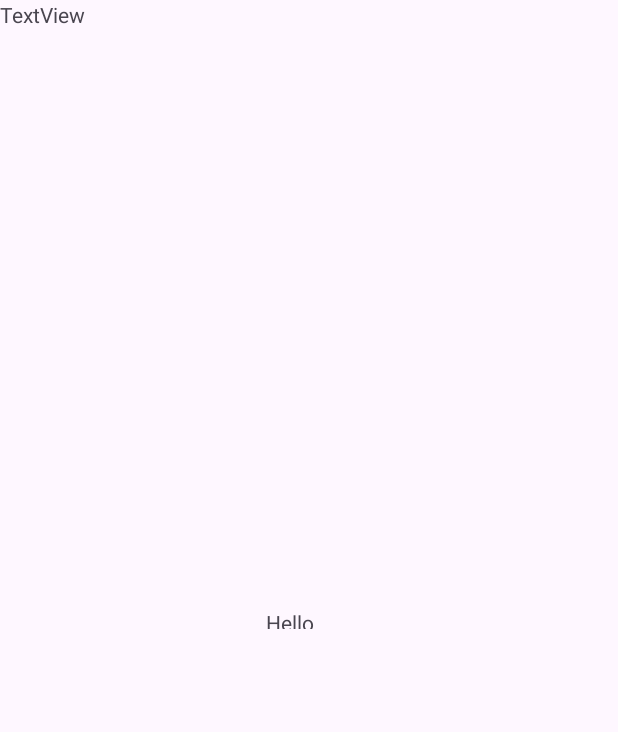
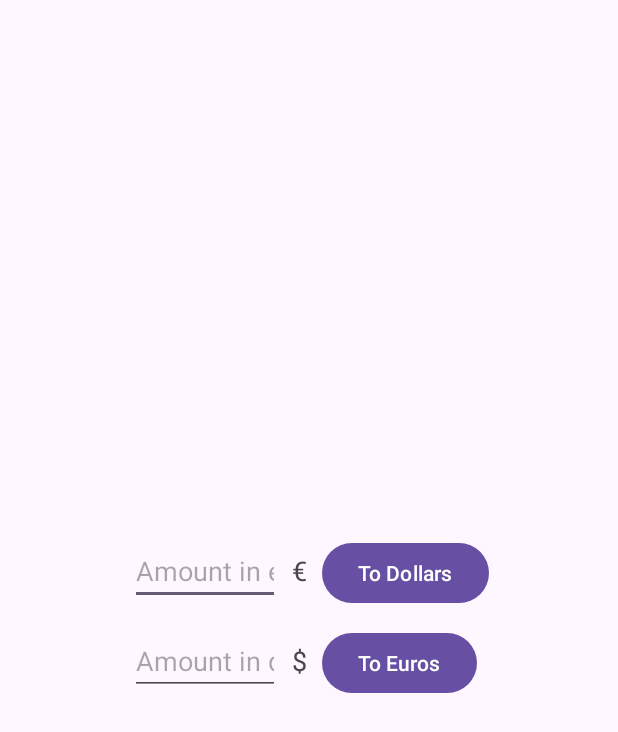
Before and after one commit to PelayoCalleja/Ing_Serv_P7_1, an Android app: the screen it shows after launch (MainActivity), on a phone screen of 412 x 824 dp. Before the commit the part shown is almost empty. Shown: the top 732 px of the screen. Run offline under Robolectric (Android 15) with nearby library versions, the phone set to English and light mode, and no system bars.

```diff
--- a/app/src/main/AndroidManifest.xml
+++ b/app/src/main/AndroidManifest.xml
@@ -1,6 +1,9 @@
 <?xml version="1.0" encoding="utf-8"?>
 <manifest xmlns:android="http://schemas.android.com/apk/res/android"
     xmlns:tools="http://schemas.android.com/tools">
+
+    <!-- Permiso necesario para que Retrofit pueda acceder a Internet -->
+    <uses-permission android:name="android.permission.INTERNET" />
 
     <application
         android:allowBackup="true"
@@ -16,7 +19,6 @@
             android:exported="true">
             <intent-filter>
                 <action android:name="android.intent.action.MAIN" />
-
                 <category android:name="android.intent.category.LAUNCHER" />
             </intent-filter>
         </activity>
--- a/app/src/main/java/es/uniovi/converter/MainActivity.kt
+++ b/app/src/main/java/es/uniovi/converter/MainActivity.kt
@@ -1,20 +1,69 @@
 package es.uniovi.converter
 
 import android.os.Bundle
-import androidx.activity.enableEdgeToEdge
+import android.view.View
+import android.widget.EditText
+import android.widget.Toast
+import androidx.activity.viewModels
 import androidx.appcompat.app.AppCompatActivity
-import androidx.core.view.ViewCompat
-import androidx.core.view.WindowInsetsCompat
 
 class MainActivity : AppCompatActivity() {
+
+    private lateinit var editTextEuros: EditText
+    private lateinit var editTextDollars: EditText
+
+    // Asociamos el ViewModel a la Activity
+    private val viewModel: MainViewModel by viewModels()
+
     override fun onCreate(savedInstanceState: Bundle?) {
         super.onCreate(savedInstanceState)
-        enableEdgeToEdge()
         setContentView(R.layout.activity_main)
-        ViewCompat.setOnApplyWindowInsetsListener(findViewById(R.id.main)) { v, insets ->
-            val systemBars = insets.getInsets(WindowInsetsCompat.Type.systemBars())
-            v.setPadding(systemBars.left, systemBars.top, systemBars.right, systemBars.bottom)
-            insets
+
+        editTextEuros = findViewById(R.id.editTextEuros)
+        editTextDollars = findViewById(R.id.editTextDollars)
+
+        // Descarga el tipo de cambio solo la primera vez
+        viewModel.fetchExchangeRate()
+    }
+
+    fun onClickToDollars(view: View) {
+        val factor = viewModel.euroToDollar
+        convert(editTextEuros, editTextDollars, factor)
+    }
+
+    fun onClickToEuros(view: View) {
+        val factor = if (viewModel.euroToDollar != 0.0) {
+            1.0 / viewModel.euroToDollar
+        } else {
+            0.0
         }
+        convert(editTextDollars, editTextEuros, factor)
+    }
+
+    private fun convert(source: EditText, destination: EditText, factor: Double) {
+        val text = source.text.toString().trim()
+
+        if (text.isEmpty()) {
+            destination.setText("")
+            Toast.makeText(this, "Introduce una cantidad", Toast.LENGTH_SHORT).show()
+            return
+        }
+
+        val value = text.toDoubleOrNull()
+        if (value == null) {
+            destination.setText("")
+            Toast.makeText(this, "Valor no válido", Toast.LENGTH_SHORT).show()
+            return
+        }
+
+        if (factor == 0.0) {
+            destination.setText("")
+            Toast.makeText(this, "Tipo de cambio no disponible", Toast.LENGTH_SHORT).show()
+            return
+        }
+
+        val result = value * factor
+        val rounded = String.format("%.2f", result)
+        destination.setText(rounded)
     }
 }
--- /dev/null
+++ b/app/src/main/java/es/uniovi/converter/MainViewModel.kt
@@ -0,0 +1,55 @@
+package es.uniovi.converter
+
+import android.util.Log
+import androidx.lifecycle.ViewModel
+import androidx.lifecycle.viewModelScope
+import kotlinx.coroutines.launch
+
+class MainViewModel : ViewModel() {
+
+    // Factor de conversión EUR -> USD (valor provisional hasta descargar el real)
+    var euroToDollar: Double = 1.16
+        private set
+
+    // Para evitar que se descargue más de una vez si se gira la pantalla
+    private var alreadyFetched = false
+
+    init {
+        Log.d("MainViewModel", "ViewModel creado")
+    }
+
+    /**
+     * Descarga el tipo de cambio desde Frankfurter.
+     * Solo se ejecuta la primera vez (evitamos descargas duplicadas).
+     */
+    fun fetchExchangeRate() {
+
+        if (alreadyFetched) {
+            Log.d("MainViewModel", "Tipo de cambio ya descargado previamente")
+            return
+        }
+
+        viewModelScope.launch {
+            try {
+                Log.d("MainViewModel", "Solicitando tipo de cambio EUR->USD...")
+                val response = RetrofitClient.api.convert("EUR", "USD", 1.0)
+
+                if (response.isSuccessful) {
+                    val body = response.body()
+                    if (body != null) {
+                        euroToDollar = body.rates.usd
+                        alreadyFetched = true
+                        Log.d("MainViewModel", "Cambio: 1 EUR = ${euroToDollar} USD")
+                    } else {
+                        Log.e("MainViewModel", "Respuesta vacía")
+                    }
+                } else {
+                    Log.e("MainViewModel", "Error HTTP: ${response.code()}")
+                }
+
+            } catch (e: Exception) {
+                Log.e("MainViewModel", "Excepción obteniendo el cambio", e)
+            }
+        }
+    }
+}
--- /dev/null
+++ b/app/src/main/java/es/uniovi/converter/Models.kt
@@ -0,0 +1,52 @@
+package es.uniovi.converter
+
+import com.google.gson.annotations.SerializedName
+import retrofit2.Response
+import retrofit2.http.GET
+import retrofit2.http.Query
+import retrofit2.Retrofit
+import retrofit2.converter.gson.GsonConverterFactory
+
+// --- MODELOS DE DATOS PARA EL JSON ---
+
+data class Rates(
+    @SerializedName("USD")
+    val usd: Double
+)
+
+data class ExchangeRateResponse(
+    val amount: Double,
+    val base: String,
+    val date: String,
+    val rates: Rates
+)
+
+// --- INTERFAZ DE LA API REST ---
+
+interface ExchangeRateApi {
+
+    @GET("latest")
+    suspend fun convert(
+        @Query("from") from: String,
+        @Query("to") to: String,
+        @Query("amount") amount: Double
+    ): Response<ExchangeRateResponse>
+}
+
+// --- CLIENTE RETROFIT (SINGLETON) ---
+
+object RetrofitClient {
+
+    private const val BASE_URL = "https://api.frankfurter.app/"
+
+    private val retrofit: Retrofit by lazy {
+        Retrofit.Builder()
+            .baseUrl(BASE_URL)
+            .addConverterFactory(GsonConverterFactory.create())
+            .build()
+    }
+
+    val api: ExchangeRateApi by lazy {
+        retrofit.create(ExchangeRateApi::class.java)
+    }
+}
--- a/app/src/main/res/layout/activity_main.xml
+++ b/app/src/main/res/layout/activity_main.xml
@@ -2,26 +2,83 @@
 <androidx.constraintlayout.widget.ConstraintLayout xmlns:android="http://schemas.android.com/apk/res/android"
     xmlns:app="http://schemas.android.com/apk/res-auto"
     xmlns:tools="http://schemas.android.com/tools"
-    android:id="@+id/main"
     android:layout_width="match_parent"
     android:layout_height="match_parent"
     tools:context=".MainActivity">
 
-    <TextView
-        android:layout_width="57dp"
-        android:layout_height="14dp"
-        android:text="Hello World!"
-        app:layout_constraintBottom_toBottomOf="parent"
-        app:layout_constraintEnd_toEndOf="parent"
-        app:layout_constraintStart_toStartOf="parent"
-        app:layout_constraintTop_toTopOf="parent" />
-
-    <TextView
-        android:id="@+id/textView"
+    <LinearLayout
+        android:id="@+id/converterLayout"
         android:layout_width="wrap_content"
         android:layout_height="wrap_content"
-        android:text="TextView"
-        tools:layout_editor_absoluteX="246dp"
-        tools:layout_editor_absoluteY="191dp" />
+        android:orientation="vertical"
+        android:padding="16dp"
+        app:layout_constraintTop_toTopOf="parent"
+        app:layout_constraintBottom_toBottomOf="parent"
+        app:layout_constraintStart_toStartOf="parent"
+        app:layout_constraintEnd_toEndOf="parent">
+
+        <!-- Fila Euros -> Dólares -->
+        <LinearLayout
+            android:layout_width="wrap_content"
+            android:layout_height="wrap_content"
+            android:orientation="horizontal"
+            android:layout_marginBottom="12dp">
+
+            <EditText
+                android:id="@+id/editTextEuros"
+                android:layout_width="100dp"
+                android:layout_height="wrap_content"
+                android:inputType="numberDecimal"
+                android:hint="@string/euro_hint" />
+
+            <TextView
+                android:id="@+id/textViewEuro"
+                android:layout_width="wrap_content"
+                android:layout_height="wrap_content"
+                android:layout_marginStart="8dp"
+                android:text="@string/euro_symbol"
+                android:textSize="18sp" />
+
+            <Button
+                android:id="@+id/buttonToDollars"
+                android:layout_width="wrap_content"
+                android:layout_height="wrap_content"
+                android:layout_marginStart="10dp"
+                android:onClick="onClickToDollars"
+                android:text="@string/button_to_dollars" />
+        </LinearLayout>
+
+
+        <!-- Fila Dólares -> Euros -->
+        <LinearLayout
+            android:layout_width="wrap_content"
+            android:layout_height="wrap_content"
+            android:orientation="horizontal">
+
+            <EditText
+                android:id="@+id/editTextDollars"
+                android:layout_width="100dp"
+                android:layout_height="wrap_content"
+                android:inputType="numberDecimal"
+                android:hint="@string/dollar_hint" />
+
+            <TextView
+                android:id="@+id/textViewDollar"
+                android:layout_width="wrap_content"
+                android:layout_height="wrap_content"
+                android:layout_marginStart="8dp"
+                android:text="@string/dollar_symbol"
+                android:textSize="18sp" />
+
+            <Button
+                android:id="@+id/buttonToEuros"
+                android:layout_width="wrap_content"
+                android:layout_height="wrap_content"
+                android:layout_marginStart="10dp"
+                android:onClick="onClickToEuros"
+                android:text="@string/button_to_euros" />
+        </LinearLayout>
+
+    </LinearLayout>
 
 </androidx.constraintlayout.widget.ConstraintLayout>
--- a/app/src/main/res/values/strings.xml
+++ b/app/src/main/res/values/strings.xml
@@ -1,3 +1,13 @@
 <resources>
+
     <string name="app_name">Converter</string>
+
+    <string name="button_to_dollars">To Dollars</string>
+    <string name="button_to_euros">To Euros</string>
+
+    <string name="euro_symbol">€</string>
+    <string name="dollar_symbol">$</string>
+
+    <string name="euro_hint">Amount in euros</string>
+    <string name="dollar_hint">Amount in dollars</string>
 </resources>
```
Also changed, not shown: app/build.gradle.kts (+10 -0 lines).
